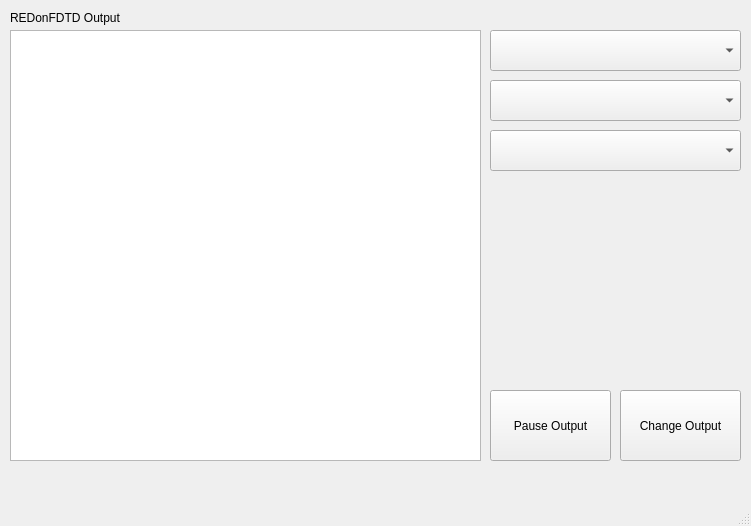
The window that REDonFDTDGUI/mainwindow.ui (JBlack93/REDonFDTD) describes before a commit, drawn with Qt 5.
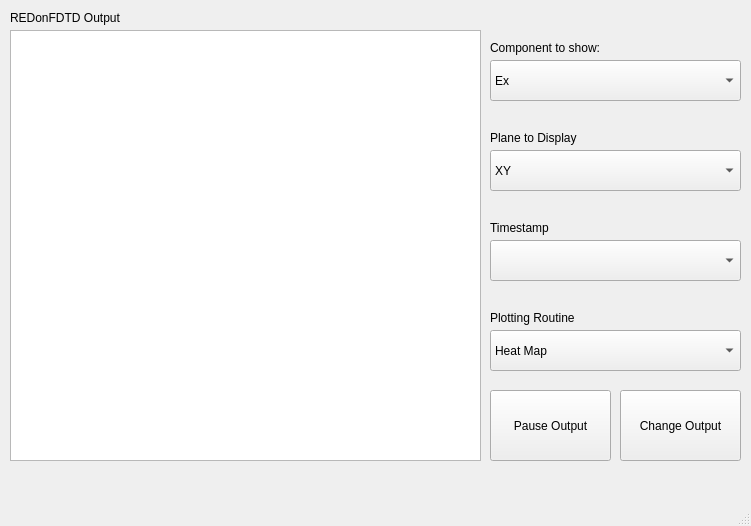
The same window after the commit.

Commit message: Placeholder options added to GUI window

What changed in the file:
```diff
--- a/REDonFDTDGUI/mainwindow.ui
+++ b/REDonFDTDGUI/mainwindow.ui
@@ -54,31 +54,91 @@
     <property name="geometry">
      <rect>
       <x>490</x>
-      <y>30</y>
+      <y>60</y>
       <width>251</width>
       <height>41</height>
      </rect>
     </property>
+    <item>
+     <property name="text">
+      <string>Ex</string>
+     </property>
+    </item>
+    <item>
+     <property name="text">
+      <string>Ey</string>
+     </property>
+    </item>
+    <item>
+     <property name="text">
+      <string>Ez</string>
+     </property>
+    </item>
+    <item>
+     <property name="text">
+      <string>Bx</string>
+     </property>
+    </item>
+    <item>
+     <property name="text">
+      <string>By</string>
+     </property>
+    </item>
+    <item>
+     <property name="text">
+      <string>Bz</string>
+     </property>
+    </item>
+    <item>
+     <property name="text">
+      <string>|E|</string>
+     </property>
+    </item>
+    <item>
+     <property name="text">
+      <string>|B|</string>
+     </property>
+    </item>
    </widget>
    <widget class="QComboBox" name="comboBox_2">
     <property name="geometry">
      <rect>
       <x>490</x>
-      <y>80</y>
+      <y>150</y>
       <width>251</width>
       <height>41</height>
      </rect>
     </property>
+    <item>
+     <property name="text">
+      <string>XY</string>
+     </property>
+    </item>
+    <item>
+     <property name="text">
+      <string>XZ</string>
+     </property>
+    </item>
+    <item>
+     <property name="text">
+      <string>YZ</string>
+     </property>
+    </item>
    </widget>
-   <widget class="QComboBox" name="comboBox_3">
+   <widget class="QComboBox" name="comboBox_4">
     <property name="geometry">
      <rect>
       <x>490</x>
-      <y>130</y>
+      <y>330</y>
       <width>251</width>
       <height>41</height>
      </rect>
     </property>
+    <item>
+     <property name="text">
+      <string>Heat Map</string>
+     </property>
+    </item>
    </widget>
    <widget class="QPushButton" name="pushButton_2">
     <property name="geometry">
@@ -93,6 +153,68 @@
      <string>Pause Output</string>
     </property>
    </widget>
+   <widget class="QLabel" name="label_2">
+    <property name="geometry">
+     <rect>
+      <x>490</x>
+      <y>40</y>
+      <width>251</width>
+      <height>16</height>
+     </rect>
+    </property>
+    <property name="text">
+     <string>Component to show:</string>
+    </property>
+   </widget>
+   <widget class="QLabel" name="label_3">
+    <property name="geometry">
+     <rect>
+      <x>490</x>
+      <y>130</y>
+      <width>251</width>
+      <height>16</height>
+     </rect>
+    </property>
+    <property name="text">
+     <string>Plane to Display</string>
+    </property>
+   </widget>
+   <widget class="QLabel" name="label_4">
+    <property name="geometry">
+     <rect>
+      <x>490</x>
+      <y>310</y>
+      <width>251</width>
+      <height>16</height>
+     </rect>
+    </property>
+    <property name="text">
+     <string>Plotting Routine</string>
+    </property>
+   </widget>
+   <widget class="QLabel" name="label_5">
+    <property name="geometry">
+     <rect>
+      <x>490</x>
+      <y>220</y>
+      <width>251</width>
+      <height>16</height>
+     </rect>
+    </property>
+    <property name="text">
+     <string>Timestamp</string>
+    </property>
+   </widget>
+   <widget class="QComboBox" name="comboBox_3">
+    <property name="geometry">
+     <rect>
+      <x>490</x>
+      <y>240</y>
+      <width>251</width>
+      <height>41</height>
+     </rect>
+    </property>
+   </widget>
   </widget>
   <widget class="QMenuBar" name="menubar">
    <property name="geometry">
```
The commit also changes 3 other files.
